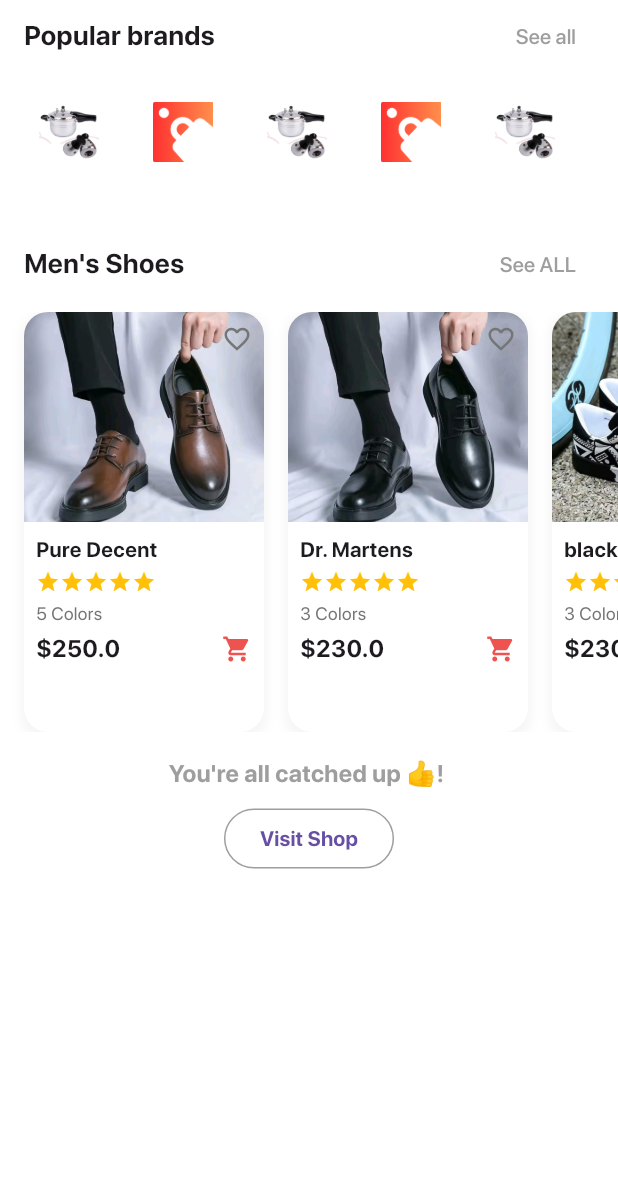
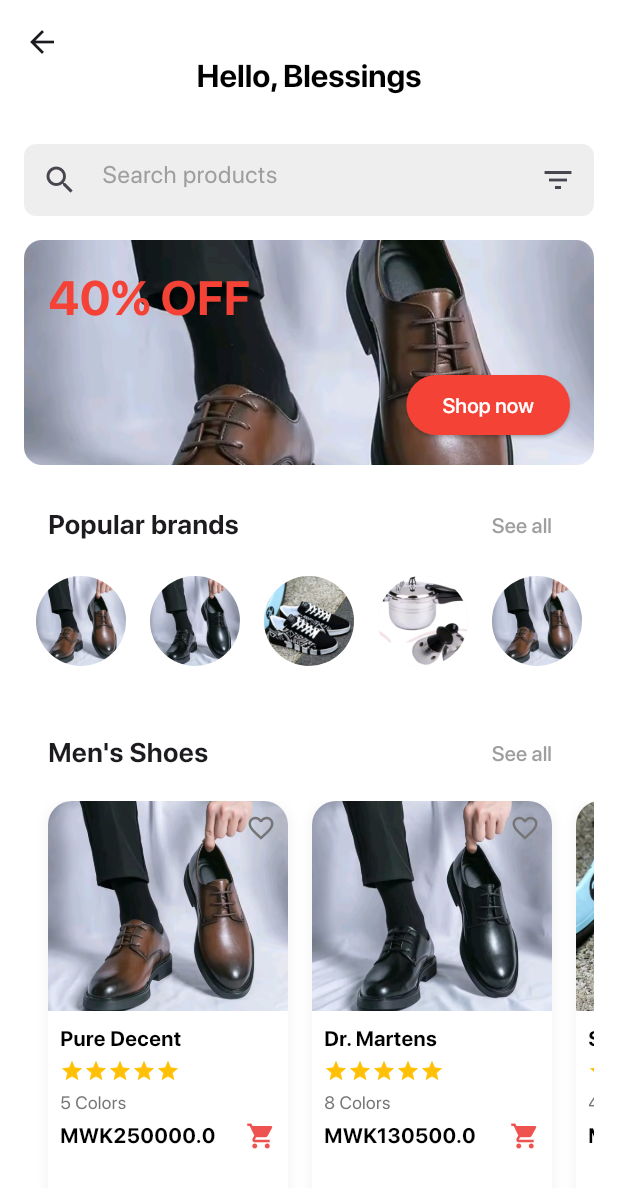
Before and after one commit to ReverTechs/business-app, a Flutter app: the ProductsUi screen opened directly, after a tap on "Visit Shop", on a phone screen of 412 x 824 dp. Shown: the top 1188 px of the screen. Run offline on Flutter 3.47's test engine with Material 3 defaults, Android fonts, the phone set to English and light mode, and no system bars; our stand-ins replace cached_network_image, floating_bottom_navigation_bar, flutter_advanced_drawer, google_fonts, google_nav_bar, shared_preferences; missing offline and left inert: rive_animated_icon; accounts and stored records are empty; project files that could hold a hidden picture were left out.

Commit message:
initial commits

```diff
--- a/lib/components/customer_profiles/components/pages/products_page.dart
+++ /dev/null
@@ -1,17 +0,0 @@
-import 'package:flutter/material.dart';
-
-class ProductsPage extends StatelessWidget {
-  const ProductsPage({Key? key}) : super(key: key);
-
-  @override
-  Widget build(BuildContext context) {
-    return const Scaffold(
-      body: Center(
-        child: Text(
-          'No Products yet __',
-          style: TextStyle(fontWeight: FontWeight.bold, fontSize: 26),
-        ),
-      ),
-    );
-  }
-}
--- a/lib/components/customer_profiles/components/pages/products_ui.dart
+++ b/lib/components/customer_profiles/components/pages/products_ui.dart
@@ -1,3 +1,4 @@
+import 'package:business_app/components/customer_profiles/components/pages/shop_ui.dart';
 import 'package:business_app/const/assets.dart';
 import 'package:flutter/material.dart';
 
@@ -43,18 +44,12 @@
                 height: 80,
                 child: ListView(
                   scrollDirection: Axis.horizontal,
-                  padding: const EdgeInsets.symmetric(horizontal: 16.0),
-                  physics: const BouncingScrollPhysics(),
-                  children: [
-                    BrandCircle(brandImage: Assets.product4),
-                    SizedBox(width: 16),
-                    BrandCircle(brandImage: Assets.trademateLogo),
-                    SizedBox(width: 16),
-                    BrandCircle(brandImage: Assets.product4),
-                    SizedBox(width: 16),
-                    BrandCircle(brandImage: Assets.trademateLogo),
-                    SizedBox(width: 16),
-                    BrandCircle(brandImage: Assets.product4),
+                  children: const [
+                    _BrandLogo(assetPath: Assets.product1),
+                    _BrandLogo(assetPath: Assets.product2),
+                    _BrandLogo(assetPath: Assets.product3),
+                    _BrandLogo(assetPath: Assets.product4),
+                    _BrandLogo(assetPath: Assets.product1),
                   ],
                 ),
               ),
@@ -78,7 +73,7 @@
                     TextButton(
                       onPressed: () {},
                       child: const Text(
-                        'See ALL',
+                        'See all',
                         style: TextStyle(color: Colors.grey, fontSize: 14),
                       ),
                     ),
@@ -98,23 +93,23 @@
                       title: 'Pure Decent',
                       rating: 5,
                       colors: 5,
-                      price: 250,
+                      price: 250000,
                     ),
                     SizedBox(width: 16),
                     ShoeCard(
                       image: Assets.product2,
                       title: 'Dr. Martens',
                       rating: 5,
-                      colors: 3,
-                      price: 230,
+                      colors: 8,
+                      price: 130500,
                     ),
                     SizedBox(width: 16),
                     ShoeCard(
                       image: Assets.product3,
-                      title: 'black sneakers',
-                      rating: 5,
-                      colors: 3,
-                      price: 230,
+                      title: 'Sneakers',
+                      rating: 3,
+                      colors: 4,
+                      price: 50000,
                     ),
                   ],
                 ),
@@ -125,15 +120,16 @@
                   children: [
                     Text(
                       "You're all catched up 👍! ",
-                      style: TextStyle(
-                        fontWeight: FontWeight.bold,
-                        fontSize: 16,
-                        color: Colors.grey,
-                      ),
+                      style: TextStyle(fontSize: 16, color: Colors.grey),
                     ),
                     const SizedBox(height: 8),
                     OutlinedButton(
-                      onPressed: () {},
+                      onPressed: () {
+                        Navigator.push(
+                          context,
+                          MaterialPageRoute(builder: (context) => ShopUi()),
+                        );
+                      },
                       style: OutlinedButton.styleFrom(
                         side: BorderSide(color: Colors.grey),
                         shape: RoundedRectangleBorder(
@@ -170,8 +166,7 @@
       height: 60,
       decoration: BoxDecoration(
         shape: BoxShape.circle,
-        //color: Colors.grey[200],
-        color: Colors.transparent,
+        color: Colors.grey[200],
       ),
       child: Center(
         child: Image.asset(
@@ -180,6 +175,24 @@
           height: 40,
           fit: BoxFit.contain,
         ),
+      ),
+    );
+  }
+}
+
+class _BrandLogo extends StatelessWidget {
+  final String assetPath;
+
+  const _BrandLogo({Key? key, required this.assetPath}) : super(key: key);
+
+  @override
+  Widget build(BuildContext context) {
+    return Padding(
+      padding: const EdgeInsets.all(8.0),
+      child: CircleAvatar(
+        radius: 30,
+        backgroundImage: AssetImage(assetPath),
+        backgroundColor: Colors.grey[200],
       ),
     );
   }
@@ -256,6 +269,7 @@
                   style: const TextStyle(
                     fontSize: 14,
                     fontWeight: FontWeight.bold,
+                    color: Colors.black,
                   ),
                 ),
                 const SizedBox(height: 4),
@@ -279,10 +293,11 @@
                   mainAxisAlignment: MainAxisAlignment.spaceBetween,
                   children: [
                     Text(
-                      '\$$price',
+                      '\MWK$price',
                       style: const TextStyle(
-                        fontSize: 16,
+                        fontSize: 14,
                         fontWeight: FontWeight.bold,
+                        color: Colors.black,
                       ),
                     ),
                     Icon(Icons.shopping_cart, color: Colors.red[400], size: 20),
--- /dev/null
+++ b/lib/components/customer_profiles/components/pages/shop_ui.dart
@@ -0,0 +1,499 @@
+import 'package:business_app/const/assets.dart';
+import 'package:flutter/material.dart';
+
+class ShopUi extends StatelessWidget {
+  final String username = "Blessings";
+  // You can replace this with a dynamic username from your user model
+  const ShopUi({Key? key}) : super(key: key);
+
+  @override
+  Widget build(BuildContext context) {
+    return Scaffold(
+      body: CustomScrollView(
+        physics: const BouncingScrollPhysics(),
+        shrinkWrap: true,
+        slivers: [
+          // SliverAppBar with username
+          SliverAppBar(
+            pinned: true,
+            expandedHeight: 80.0,
+            flexibleSpace: FlexibleSpaceBar(
+              title: Text(
+                "Hello, $username",
+                style: const TextStyle(
+                  color: Colors.black,
+                  fontSize: 14,
+                  fontWeight: FontWeight.bold,
+                ),
+              ),
+              centerTitle: true,
+            ),
+            backgroundColor: Colors.white,
+            elevation: 0,
+          ),
+          SliverToBoxAdapter(
+            child: Padding(
+              padding: const EdgeInsets.all(16.0),
+              child: Column(
+                crossAxisAlignment: CrossAxisAlignment.start,
+                children: [
+                  // Search Bar
+                  Container(
+                    decoration: BoxDecoration(
+                      color: Colors.grey[200],
+                      borderRadius: BorderRadius.circular(8.0),
+                    ),
+                    child: const TextField(
+                      decoration: InputDecoration(
+                        hintText: 'Search products',
+                        hintStyle: TextStyle(color: Colors.grey),
+                        prefixIcon: Icon(Icons.search),
+                        border: InputBorder.none,
+                        suffixIcon: Icon(Icons.filter_list),
+                      ),
+                    ),
+                  ),
+                  const SizedBox(height: 16.0),
+                  // Banner with Discount
+                  Container(
+                    height: 150,
+                    decoration: BoxDecoration(
+                      borderRadius: BorderRadius.circular(12.0),
+                      image: DecorationImage(
+                        image: AssetImage(Assets.product1),
+                        fit: BoxFit.cover,
+                      ),
+                    ),
+                    child: Stack(
+                      children: [
+                        const Positioned(
+                          top: 16,
+                          left: 16,
+                          child: Text(
+                            '40% OFF',
+                            style: TextStyle(
+                              color: Colors.red,
+                              fontSize: 32,
+                              fontWeight: FontWeight.bold,
+                            ),
+                          ),
+                        ),
+                        Positioned(
+                          bottom: 16,
+                          right: 16,
+                          child: ElevatedButton(
+                            onPressed: () {},
+                            style: ElevatedButton.styleFrom(
+                              backgroundColor: Colors.red,
+                              shape: RoundedRectangleBorder(
+                                borderRadius: BorderRadius.circular(20.0),
+                              ),
+                            ),
+                            child: const Text(
+                              'Shop now',
+                              style: TextStyle(color: Colors.white),
+                            ),
+                          ),
+                        ),
+                      ],
+                    ),
+                  ),
+                  const SizedBox(height: 16.0),
+                  // Brands Section
+                  Padding(
+                    padding: const EdgeInsets.symmetric(
+                      horizontal: 16.0,
+                      vertical: 0.0,
+                    ),
+                    child: Row(
+                      mainAxisAlignment: MainAxisAlignment.spaceBetween,
+                      children: [
+                        const Text(
+                          'Popular brands',
+                          style: TextStyle(
+                            fontSize: 18,
+                            fontWeight: FontWeight.bold,
+                          ),
+                        ),
+                        TextButton(
+                          onPressed: () {},
+                          child: const Text(
+                            'See all',
+                            style: TextStyle(color: Colors.grey, fontSize: 14),
+                          ),
+                        ),
+                      ],
+                    ),
+                  ),
+                  SizedBox(
+                    height: 80,
+                    child: ListView(
+                      scrollDirection: Axis.horizontal,
+                      children: const [
+                        _BrandLogo(assetPath: Assets.product1),
+                        _BrandLogo(assetPath: Assets.product2),
+                        _BrandLogo(assetPath: Assets.product3),
+                        _BrandLogo(assetPath: Assets.product4),
+                        _BrandLogo(assetPath: Assets.product1),
+                      ],
+                    ),
+                  ),
+                  const SizedBox(height: 16.0),
+                  // Men's Shoes Section
+                  Padding(
+                    padding: const EdgeInsets.symmetric(
+                      horizontal: 16.0,
+                      vertical: 8.0,
+                    ),
+                    child: Row(
+                      mainAxisAlignment: MainAxisAlignment.spaceBetween,
+                      children: [
+                        const Text(
+                          "Men's Shoes",
+                          style: TextStyle(
+                            fontSize: 18,
+                            fontWeight: FontWeight.bold,
+                          ),
+                        ),
+                        TextButton(
+                          onPressed: () {},
+                          child: const Text(
+                            'See all',
+                            style: TextStyle(color: Colors.grey, fontSize: 14),
+                          ),
+                        ),
+                      ],
+                    ),
+                  ),
+                  // Horizontal Scrolling
+                  SizedBox(
+                    height: 280,
+                    child: ListView(
+                      scrollDirection: Axis.horizontal,
+                      padding: const EdgeInsets.symmetric(horizontal: 16.0),
+                      physics: const BouncingScrollPhysics(),
+                      children: const [
+                        ShoeCard(
+                          image: Assets.product1,
+                          title: 'Pure Decent',
+                          rating: 5,
+                          colors: 5,
+                          price: 250000,
+                        ),
+                        SizedBox(width: 16),
+                        ShoeCard(
+                          image: Assets.product2,
+                          title: 'Dr. Martens',
+                          rating: 5,
+                          colors: 8,
+                          price: 130500,
+                        ),
+                        SizedBox(width: 16),
+                        ShoeCard(
+                          image: Assets.product3,
+                          title: 'Sneakers',
+                          rating: 3,
+                          colors: 4,
+                          price: 50000,
+                        ),
+                      ],
+                    ),
+                  ),
+                  SizedBox(height: 16),
+                  // Women's Shoes Section
+                  Padding(
+                    padding: const EdgeInsets.symmetric(
+                      horizontal: 16.0,
+                      vertical: 8.0,
+                    ),
+                    child: Row(
+                      mainAxisAlignment: MainAxisAlignment.spaceBetween,
+                      children: [
+                        const Text(
+                          "Men's Shoes",
+                          style: TextStyle(
+                            fontSize: 18,
+                            fontWeight: FontWeight.bold,
+                          ),
+                        ),
+                        TextButton(
+                          onPressed: () {},
+                          child: const Text(
+                            'See all',
+                            style: TextStyle(color: Colors.grey, fontSize: 14),
+                          ),
+                        ),
+                      ],
+                    ),
+                  ),
+                  // Horizontal Scrolling
+                  SizedBox(
+                    height: 280,
+                    child: ListView(
+                      scrollDirection: Axis.horizontal,
+                      padding: const EdgeInsets.symmetric(horizontal: 16.0),
+                      physics: const BouncingScrollPhysics(),
+                      children: const [
+                        ShoeCard(
+                          image: Assets.product1,
+                          title: 'Pure Decent',
+                          rating: 5,
+                          colors: 5,
+                          price: 250000,
+                        ),
+                        SizedBox(width: 16),
+                        ShoeCard(
+                          image: Assets.product2,
+                          title: 'Dr. Martens',
+                          rating: 5,
+                          colors: 8,
+                          price: 130500,
+                        ),
+                        SizedBox(width: 16),
+                        ShoeCard(
+                          image: Assets.product3,
+                          title: 'Sneakers',
+                          rating: 3,
+                          colors: 4,
+                          price: 50000,
+                        ),
+                      ],
+                    ),
+                  ),
+                  const SizedBox(height: 16),
+                  // Kitchen Utilities Section
+                  // Men's Shoes Section
+                  Padding(
+                    padding: const EdgeInsets.symmetric(
+                      horizontal: 16.0,
+                      vertical: 8.0,
+                    ),
+                    child: Row(
+                      mainAxisAlignment: MainAxisAlignment.spaceBetween,
+                      children: [
+                        const Text(
+                          "Kitchen Utilities ",
+                          style: TextStyle(
+                            fontSize: 18,
+                            fontWeight: FontWeight.bold,
+                          ),
+                        ),
+                        TextButton(
+                          onPressed: () {},
+                          child: const Text(
+                            'See all',
+                            style: TextStyle(color: Colors.grey, fontSize: 14),
+                          ),
+                        ),
+                      ],
+                    ),
+                  ),
+                  // Horizontal Scrolling
+                  SizedBox(
+                    height: 280,
+                    child: ListView(
+                      scrollDirection: Axis.horizontal,
+                      padding: const EdgeInsets.symmetric(horizontal: 16.0),
+                      physics: const BouncingScrollPhysics(),
+                      children: const [
+                        ShoeCard(
+                          image: Assets.product1,
+                          title: 'Pure Decent',
+                          rating: 5,
+                          colors: 5,
+                          price: 250000,
+                        ),
+                        SizedBox(width: 16),
+                        ShoeCard(
+                          image: Assets.product2,
+                          title: 'Dr. Martens',
+                          rating: 5,
+                          colors: 8,
+                          price: 130500,
+                        ),
+                        SizedBox(width: 16),
+                        ShoeCard(
+                          image: Assets.product3,
+                          title: 'Sneakers',
+                          rating: 3,
+                          colors: 4,
+                          price: 50000,
+                        ),
+                      ],
+                    ),
+                  ),
+                  SizedBox(height: 16),
+                  Center(
+                    child: Text(
+                      'More products coming soon!',
+                      style: TextStyle(fontSize: 16, color: Colors.grey[600]),
+                    ),
+                  ),
+                ],
+              ),
+            ),
+          ),
+        ],
+      ),
+    );
+  }
+}
+
+class _BrandLogo extends StatelessWidget {
+  final String assetPath;
+
+  const _BrandLogo({Key? key, required this.assetPath}) : super(key: key);
+
+  @override
+  Widget build(BuildContext context) {
+    return Padding(
+      padding: const EdgeInsets.all(8.0),
+      child: CircleAvatar(
+        radius: 30,
+        backgroundImage: AssetImage(assetPath),
+        backgroundColor: Colors.grey[200],
+      ),
+    );
+  }
+}
+
+// Brand Circle Widget
+class BrandCircle extends StatelessWidget {
+  final String brandImage;
+
+  const BrandCircle({super.key, required this.brandImage});
+
+  @override
+  Widget build(BuildContext context) {
+    return Container(
+      width: 60,
+      height: 60,
+      decoration: BoxDecoration(
+        shape: BoxShape.circle,
+        color: Colors.grey[200],
+      ),
+      child: Center(
+        child: Image.asset(
+          brandImage,
+          width: 40,
+          height: 40,
+          fit: BoxFit.contain,
+        ),
+      ),
+    );
+  }
+}
+
+// Shoe Card Widget
+class ShoeCard extends StatelessWidget {
+  final String image;
+  final String title;
+  final int rating;
+  final int colors;
+  final double price;
+
+  const ShoeCard({
+    super.key,
+    required this.image,
+    required this.title,
+    required this.rating,
+    required this.colors,
+    required this.price,
+  });
+
+  @override
+  Widget build(BuildContext context) {
+    return Container(
+      width: 160,
+      decoration: BoxDecoration(
+        color: Colors.white,
+        borderRadius: BorderRadius.circular(16),
+        boxShadow: [
+          BoxShadow(
+            color: Colors.grey.withOpacity(0.1),
+            spreadRadius: 2,
+            blurRadius: 5,
+            offset: const Offset(0, 3),
+          ),
+        ],
+      ),
+      child: Column(
+        crossAxisAlignment: CrossAxisAlignment.start,
+        children: [
+          Stack(
+            children: [
+              ClipRRect(
+                borderRadius: const BorderRadius.only(
+                  topLeft: Radius.circular(16),
+                  topRight: Radius.circular(16),
+                ),
+                child: Image.asset(
+                  image,
+                  height: 140,
+                  width: double.infinity,
+                  fit: BoxFit.cover,
+                ),
+              ),
+              Positioned(
+                top: 8,
+                right: 8,
+                child: Icon(
+                  Icons.favorite_border,
+                  color: Colors.grey[600],
+                  size: 20,
+                ),
+              ),
+            ],
+          ),
+          Padding(
+            padding: const EdgeInsets.all(8.0),
+            child: Column(
+              crossAxisAlignment: CrossAxisAlignment.start,
+              children: [
+                Text(
+                  title,
+                  style: const TextStyle(
+                    fontSize: 14,
+                    fontWeight: FontWeight.bold,
+                    color: Colors.black,
+                  ),
+                ),
+                const SizedBox(height: 4),
+                Row(
+                  children: List.generate(
+                    5,
+                    (index) => Icon(
+                      index < rating ? Icons.star : Icons.star_border,
+                      color: Colors.amber,
+                      size: 16,
+                    ),
+                  ),
+                ),
+                const SizedBox(height: 4),
+                Text(
+                  '$colors Colors',
+                  style: TextStyle(fontSize: 12, color: Colors.grey[600]),
+                ),
+                const SizedBox(height: 4),
+                Row(
+                  mainAxisAlignment: MainAxisAlignment.spaceBetween,
+                  children: [
+                    Text(
+                      '\MWK$price',
+                      style: const TextStyle(
+                        fontSize: 14,
+                        fontWeight: FontWeight.bold,
+                        color: Colors.black,
+                      ),
+                    ),
+                    Icon(Icons.shopping_cart, color: Colors.red[400], size: 20),
+                  ],
+                ),
+              ],
+            ),
+          ),
+        ],
+      ),
+    );
+  }
+}
--- a/lib/components/customer_profiles/customer_dashboard.dart
+++ b/lib/components/customer_profiles/customer_dashboard.dart
@@ -3,7 +3,7 @@
 import 'package:business_app/components/customer_profiles/bottom_sheets/more_display.dart';
 import 'package:business_app/components/customer_profiles/components/pages/groups_page.dart';
 import 'package:business_app/components/customer_profiles/components/pages/posts_page.dart';
-import 'package:business_app/components/customer_profiles/components/pages/products_page.dart';
+
 import 'package:business_app/main.dart';
 import 'package:flutter/material.dart';
 
```
